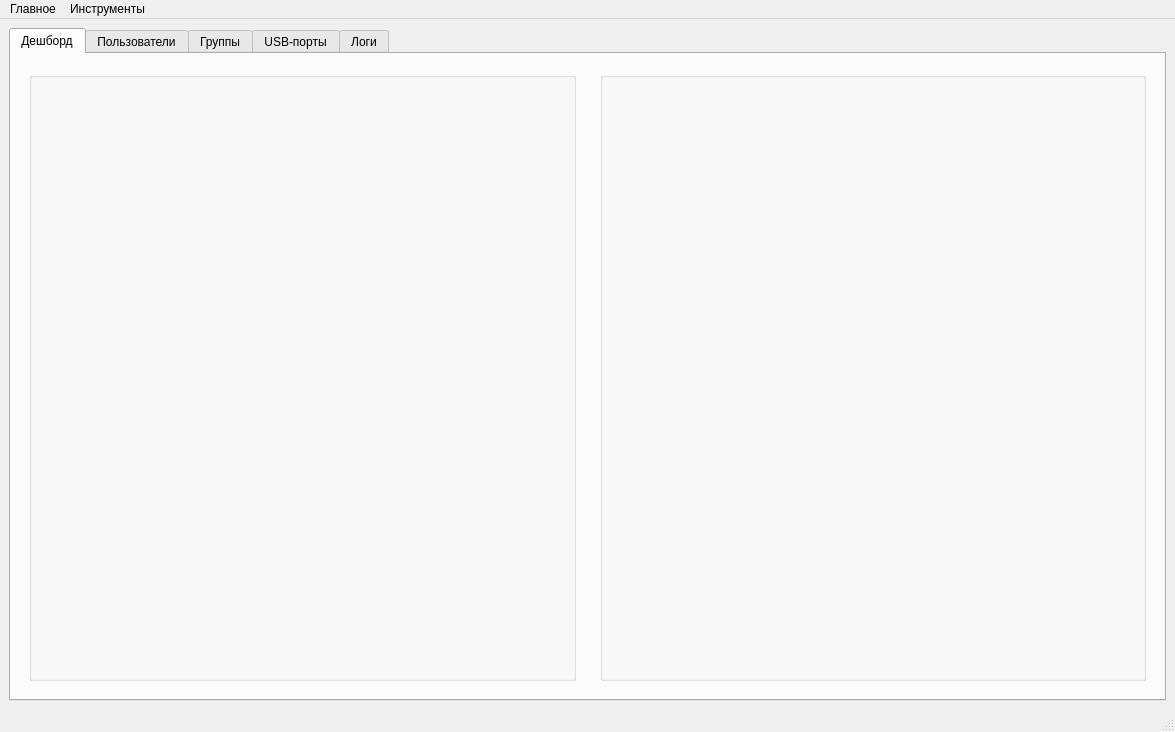
First picture: the form in hubm_admin_panel/ui/ui_main.ui, repository PrintLine512/hubM-Admin-Panel, before the edit.
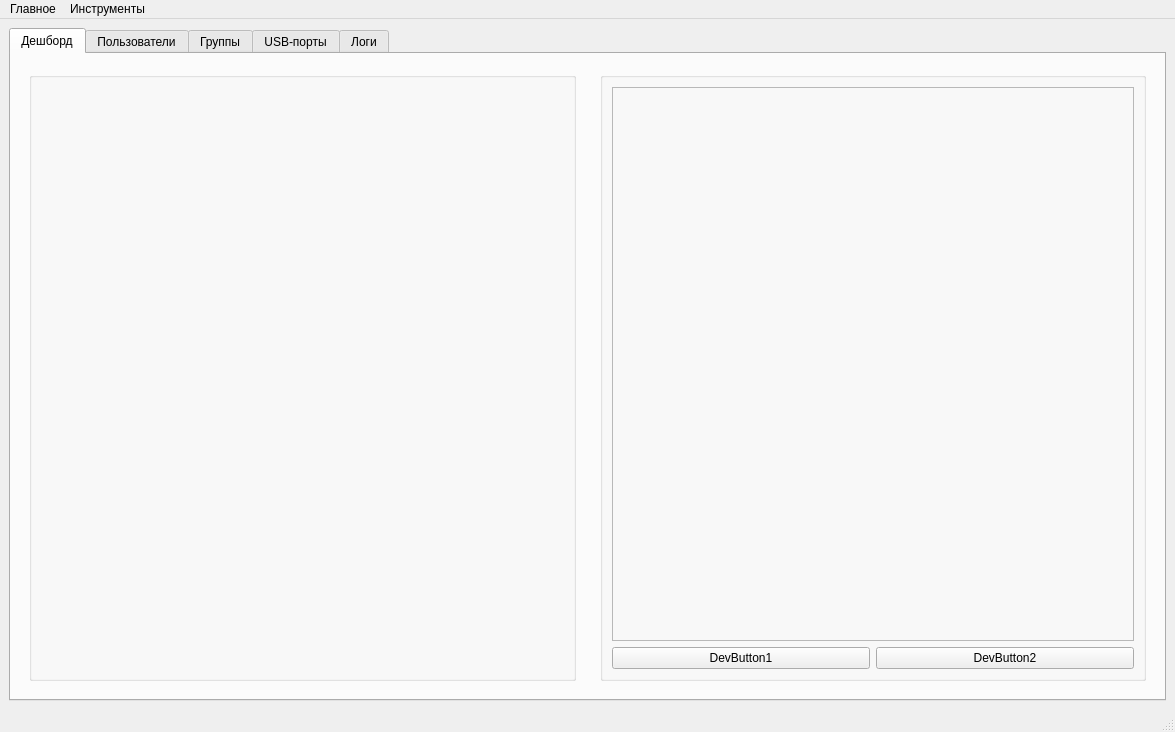
Second picture: the form after the edit. The open tabs and pages were chosen to show the change. Icons and pictures are not drawn.

Patch:
```diff
--- a/hubm_admin_panel/ui/ui_main.ui
+++ b/hubm_admin_panel/ui/ui_main.ui
@@ -87,8 +87,11 @@
       <property name="tabsClosable">
        <bool>false</bool>
       </property>
+      <property name="movable">
+       <bool>true</bool>
+      </property>
       <property name="tabBarAutoHide">
-       <bool>false</bool>
+       <bool>true</bool>
       </property>
       <widget class="QWidget" name="tab_dashboard">
        <property name="acceptDrops">
@@ -114,6 +117,32 @@
                <property name="title">
                 <string/>
                </property>
+               <layout class="QGridLayout" name="gridLayout_26">
+                <item row="1" column="1">
+                 <widget class="QPushButton" name="DevButton2">
+                  <property name="text">
+                   <string>DevButton2</string>
+                  </property>
+                 </widget>
+                </item>
+                <item row="1" column="0">
+                 <widget class="QPushButton" name="DevButton1">
+                  <property name="text">
+                   <string>DevButton1</string>
+                  </property>
+                 </widget>
+                </item>
+                <item row="0" column="0" colspan="2">
+                 <widget class="QFrame" name="frame_3">
+                  <property name="frameShape">
+                   <enum>QFrame::Shape::StyledPanel</enum>
+                  </property>
+                  <property name="frameShadow">
+                   <enum>QFrame::Shadow::Raised</enum>
+                  </property>
+                 </widget>
+                </item>
+               </layout>
               </widget>
              </item>
             </layout>
```
Left out of the diff: 27 changed lines with no effect on the pictures.
